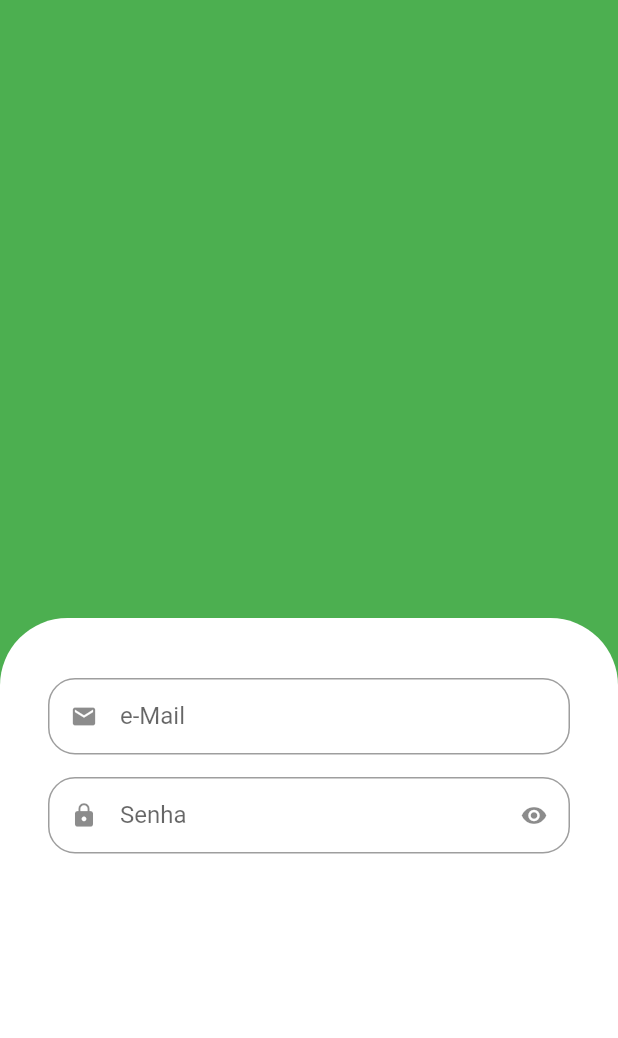
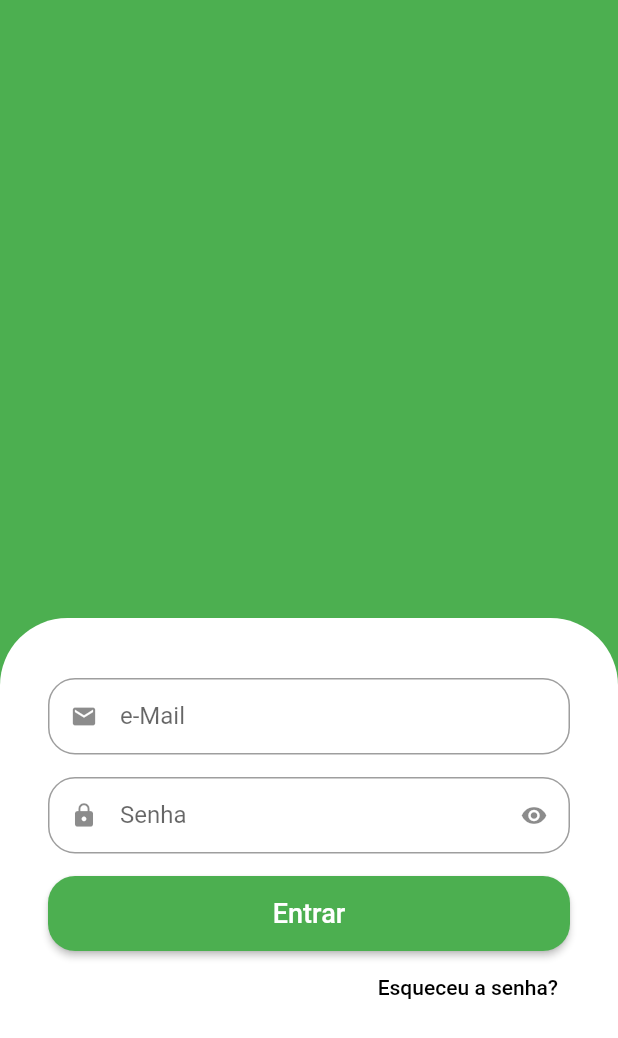
Before and after one commit to manfriny/greengrocer, a Flutter app: the screen it shows after launch, on a phone screen of 412 x 824 dp. Shown: the top 1038 px of the screen. Run offline on Flutter 3.47's test engine with Material 2 defaults, Android fonts, the phone set to English and light mode, and no system bars.

Commit message:
aula07 finalizada

```diff
--- a/lib/src/auth/sign_in_screen.dart
+++ b/lib/src/auth/sign_in_screen.dart
@@ -28,18 +28,46 @@ class SignInScreen extends StatelessWidget {
                 ),
               ),
               child: Column(
+                crossAxisAlignment: CrossAxisAlignment.stretch,
                 children: [
                   //Email
-                  CustomTextField(
+                  const CustomTextField(
                     icon: Icons.email,
                     label: 'e-Mail',
                   ),
                   //Senha
-                  CustomTextField(
+                  const CustomTextField(
                     icon: Icons.lock,
                     label: 'Senha',
                     isSecret: true,
-                  )
+                  ),
+
+                  SizedBox(
+                    height: 50,
+                    child: ElevatedButton(
+                      style: ElevatedButton.styleFrom(
+                        shape: RoundedRectangleBorder(
+                          borderRadius: BorderRadius.circular(18),
+                        ),
+                      ),
+                      onPressed: () {},
+                      child: const Text(
+                        'Entrar',
+                        style: TextStyle(fontSize: 18),
+                      ),
+                    ),
+                  ),
+
+                  Align(
+                    alignment: Alignment.centerRight,
+                    child: TextButton(
+                      onPressed: () {},
+                      child: const Text(
+                        'Esqueceu a senha?',
+                        style: TextStyle(color: Colors.black),
+                      ),
+                    ),
+                  ),
                 ],
               ),
             ),
```
